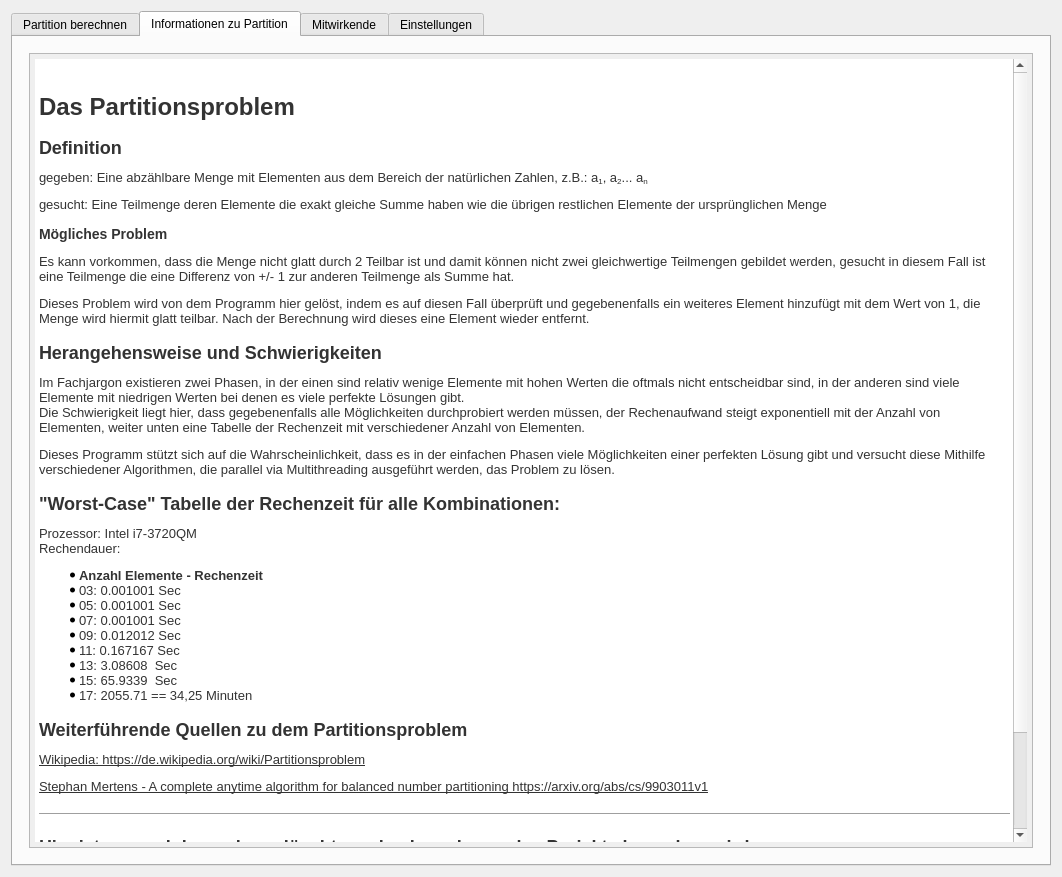
Makozer/NpPartitionManager, file GUI/mainwindow.ui: the form before one commit.
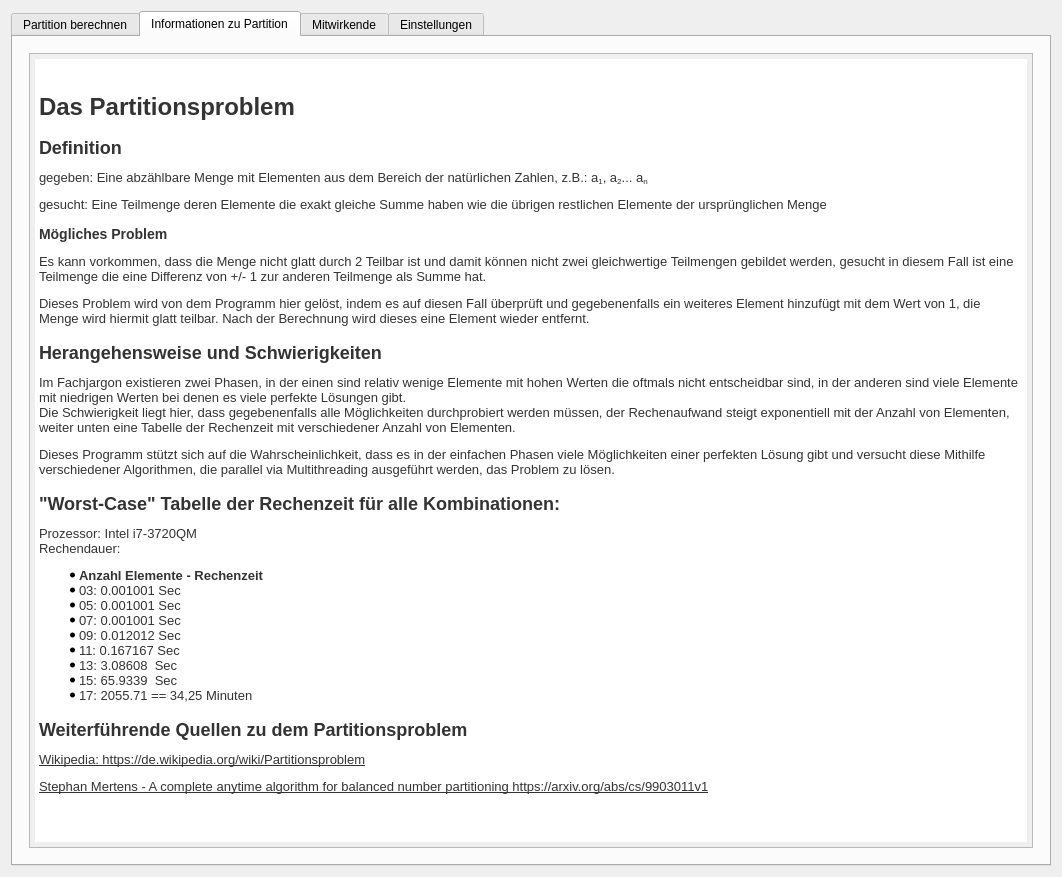
The form after the commit. The open tabs and pages were chosen to show the change. Custom widgets are drawn as their Qt base class.

```diff
--- a/GUI/mainwindow.ui
+++ b/GUI/mainwindow.ui
@@ -472,12 +472,7 @@
 &lt;li style=&quot; font-family:'Verdana,sans-sarif'; color:#333333;&quot; style=&quot; margin-top:0px; margin-bottom:12px; margin-left:0px; margin-right:0px; -qt-block-indent:0; text-indent:0px;&quot;&gt;17: 2055.71 == 34,25 Minuten 				&lt;/li&gt;&lt;/ul&gt;
 &lt;p style=&quot; margin-top:16px; margin-bottom:12px; margin-left:0px; margin-right:0px; -qt-block-indent:0; text-indent:0px;&quot;&gt;&lt;span style=&quot; font-family:'Verdana,sans-sarif'; font-size:x-large; font-weight:600; color:#333333;&quot;&gt;Weiterführende Quellen zu dem Partitionsproblem&lt;/span&gt;&lt;span style=&quot; font-family:'Verdana,sans-sarif'; color:#333333;&quot;&gt;		&lt;/span&gt;&lt;/p&gt;
 &lt;p style=&quot; margin-top:12px; margin-bottom:12px; margin-left:0px; margin-right:0px; -qt-block-indent:0; text-indent:0px;&quot;&gt;&lt;a href=&quot;https://de.wikipedia.org/wiki/Partitionsproblem&quot;&gt;&lt;span style=&quot; font-family:'Verdana,sans-sarif'; font-size:13px; text-decoration: underline; color:#333333;&quot;&gt;Wikipedia: https://de.wikipedia.org/wiki/Partitionsproblem&lt;/span&gt;&lt;/a&gt;&lt;span style=&quot; font-family:'Verdana,sans-sarif'; color:#333333;&quot;&gt;		&lt;/span&gt;&lt;/p&gt;
-&lt;p style=&quot; margin-top:12px; margin-bottom:12px; margin-left:0px; margin-right:0px; -qt-block-indent:0; text-indent:0px;&quot;&gt;&lt;a href=&quot;https://arxiv.org/abs/cs/9903011v1&quot;&gt;&lt;span style=&quot; font-family:'Verdana,sans-sarif'; font-size:13px; text-decoration: underline; color:#333333;&quot;&gt;Stephan Mertens - A complete anytime algorithm for balanced number partitioning https://arxiv.org/abs/cs/9903011v1&lt;/span&gt;&lt;/a&gt;&lt;span style=&quot; font-family:'Verdana,sans-sarif'; color:#333333;&quot;&gt;		&lt;/span&gt;&lt;/p&gt;
-&lt;hr /&gt;
-&lt;p style=&quot; margin-top:16px; margin-bottom:12px; margin-left:0px; margin-right:0px; -qt-block-indent:0; text-indent:0px;&quot;&gt;&lt;span style=&quot; font-family:'Verdana,sans-sarif'; font-size:x-large; font-weight:600; color:#333333;&quot;&gt;Hier ist nurnoch kram der gelöscht werden kann bevor das Projekt abgegeben wird&lt;/span&gt;&lt;span style=&quot; font-family:'Verdana,sans-sarif'; color:#333333;&quot;&gt;		&lt;/span&gt;&lt;/p&gt;
-&lt;p style=&quot; margin-top:12px; margin-bottom:12px; margin-left:0px; margin-right:0px; -qt-block-indent:0; text-indent:0px;&quot;&gt;&lt;span style=&quot; font-family:'Verdana,sans-sarif'; font-size:13px; color:#333333;&quot;&gt;I 	⊂ { 1, 2, ..., n} mit ∑&lt;/span&gt;&lt;span style=&quot; font-family:'Verdana,sans-sarif'; font-size:13px; color:#333333; vertical-align:sub;&quot;&gt;i ∈ I&lt;/span&gt;&lt;span style=&quot; font-family:'Verdana,sans-sarif'; font-size:13px; color:#333333;&quot;&gt;a&lt;/span&gt;&lt;span style=&quot; font-family:'Verdana,sans-sarif'; font-size:13px; color:#333333; vertical-align:sub;&quot;&gt;i&lt;/span&gt;&lt;span style=&quot; font-family:'Verdana,sans-sarif'; font-size:13px; color:#333333;&quot;&gt; = ∑&lt;/span&gt;&lt;span style=&quot; font-family:'Verdana,sans-sarif'; font-size:13px; color:#333333; vertical-align:sub;&quot;&gt;i ∈ I&lt;/span&gt;&lt;span style=&quot; font-family:'Verdana,sans-sarif'; font-size:13px; color:#333333;&quot;&gt;a&lt;/span&gt;&lt;span style=&quot; font-family:'Verdana,sans-sarif'; font-size:13px; color:#333333; vertical-align:sub;&quot;&gt;i&lt;/span&gt;&lt;span style=&quot; font-family:'Verdana,sans-sarif'; color:#333333;&quot;&gt;		&lt;/span&gt;&lt;/p&gt;
-&lt;p style=&quot; margin-top:16px; margin-bottom:12px; margin-left:0px; margin-right:0px; -qt-block-indent:0; text-indent:0px;&quot;&gt;&lt;span style=&quot; font-family:'Verdana,sans-sarif'; font-size:x-large; font-weight:600; font-style:italic; color:#333333;&quot;&gt;Vorgeschichte&lt;/span&gt;&lt;span style=&quot; font-family:'Verdana,sans-sarif'; color:#333333;&quot;&gt;		&lt;/span&gt;&lt;/p&gt;
-&lt;p style=&quot; margin-top:12px; margin-bottom:12px; margin-left:0px; margin-right:0px; -qt-block-indent:0; text-indent:0px;&quot;&gt;&lt;span style=&quot; font-family:'Verdana,sans-sarif'; font-size:13px; color:#333333;&quot;&gt;Wir möchten darauf hinweisen, dass wir euch nur die 		&lt;/span&gt;&lt;span style=&quot; font-family:'Verdana,sans-sarif'; color:#333333;&quot;&gt;	&lt;/span&gt;&lt;/p&gt;&lt;/body&gt;&lt;/html&gt;</string>
+&lt;p style=&quot; margin-top:12px; margin-bottom:12px; margin-left:0px; margin-right:0px; -qt-block-indent:0; text-indent:0px;&quot;&gt;&lt;a href=&quot;https://arxiv.org/abs/cs/9903011v1&quot;&gt;&lt;span style=&quot; font-family:'Verdana,sans-sarif'; font-size:13px; text-decoration: underline; color:#333333;&quot;&gt;Stephan Mertens - A complete anytime algorithm for balanced number partitioning https://arxiv.org/abs/cs/9903011v1&lt;/span&gt;&lt;/a&gt;&lt;span style=&quot; font-family:'Verdana,sans-sarif'; color:#333333;&quot;&gt;		&lt;/span&gt;&lt;/p&gt;&lt;/body&gt;&lt;/html&gt;</string>
           </property>
          </widget>
         </item>
```
